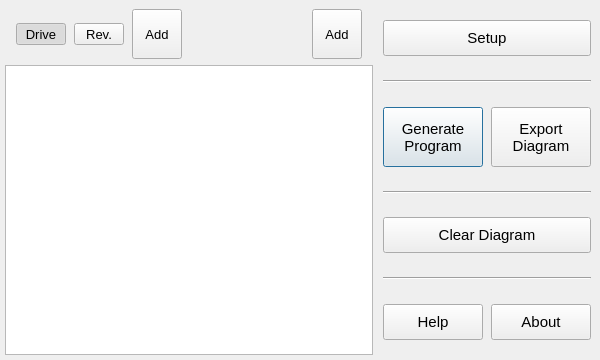
This is drawwindow.ui in OlyCow/draw-auton as Qt 5 draws it before an edit. The edited form follows.
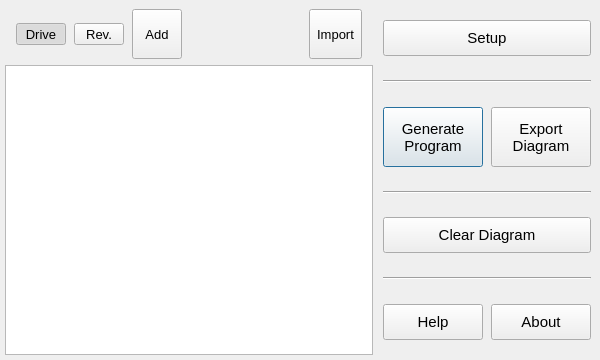
This is the edited form. Icons and pictures are not drawn. Custom widgets are drawn as their Qt base class.

What changed in the file:
```diff
--- a/drawwindow.ui
+++ b/drawwindow.ui
@@ -272,7 +272,7 @@
              <string>Opens Setup dialog to add a new action.</string>
             </property>
             <property name="text">
-             <string>Add</string>
+             <string>Import</string>
             </property>
             <property name="icon">
              <iconset resource="icons.qrc">
```
Left out of the diff: 8 changed lines with no effect on the pictures.
